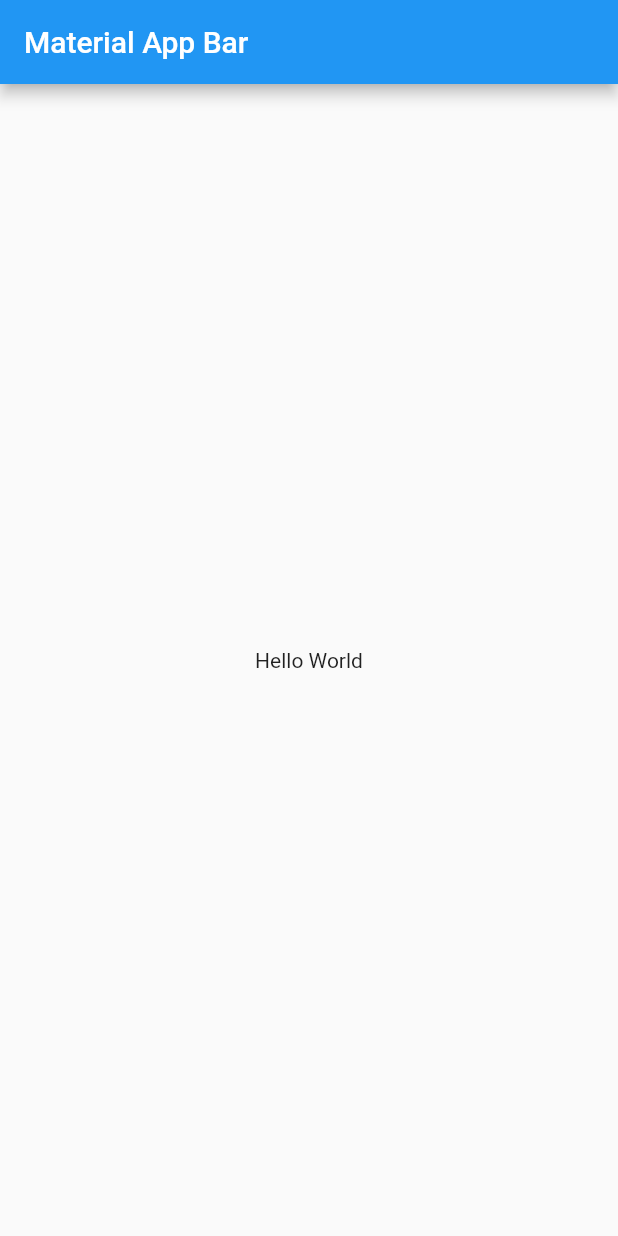
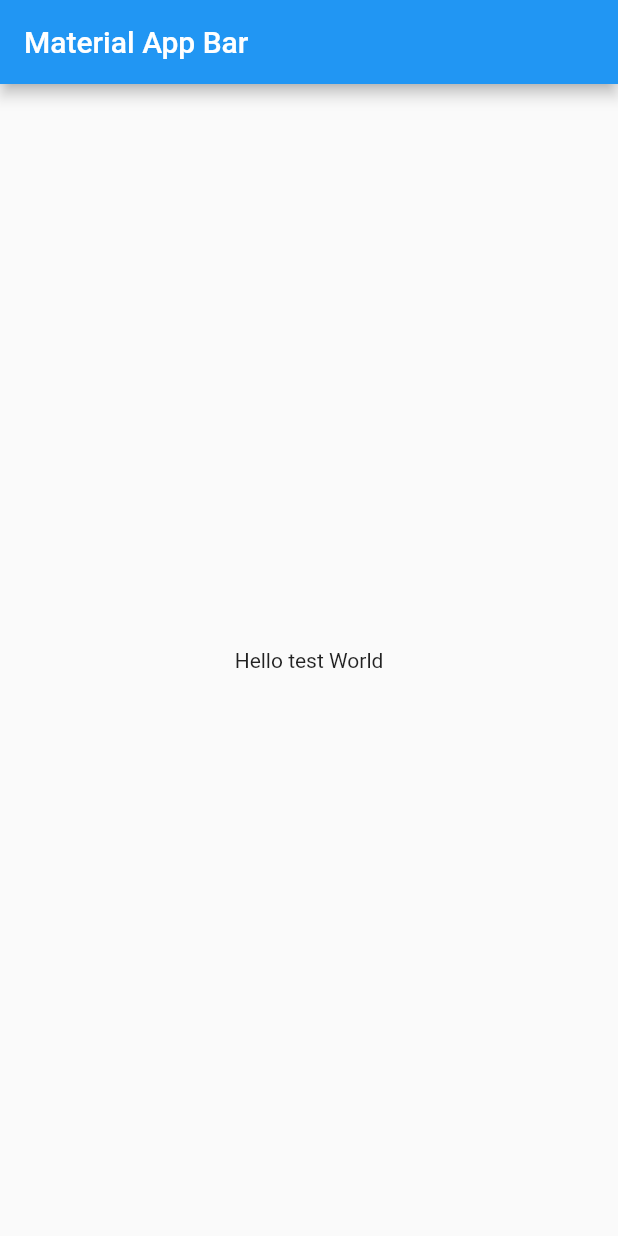
Before and after one commit to poseidonTest/test, a Flutter app: the screen it shows after launch, on a phone screen of 412 x 824 dp. Run offline on Flutter 3.47's test engine with Material 2 defaults, Android fonts, the phone set to English and light mode, and no system bars; our stand-ins replace get.

Commit message:
Update main.dart

```diff
--- a/lib/main.dart
+++ b/lib/main.dart
@@ -13,7 +13,7 @@ class MyApp extends StatelessWidget {
         ),
         body: Center(
           child: Container(
-            child: Text('Hello World'),
+            child: Text('Hello test World'),
           ),
         ),
       ),
```
